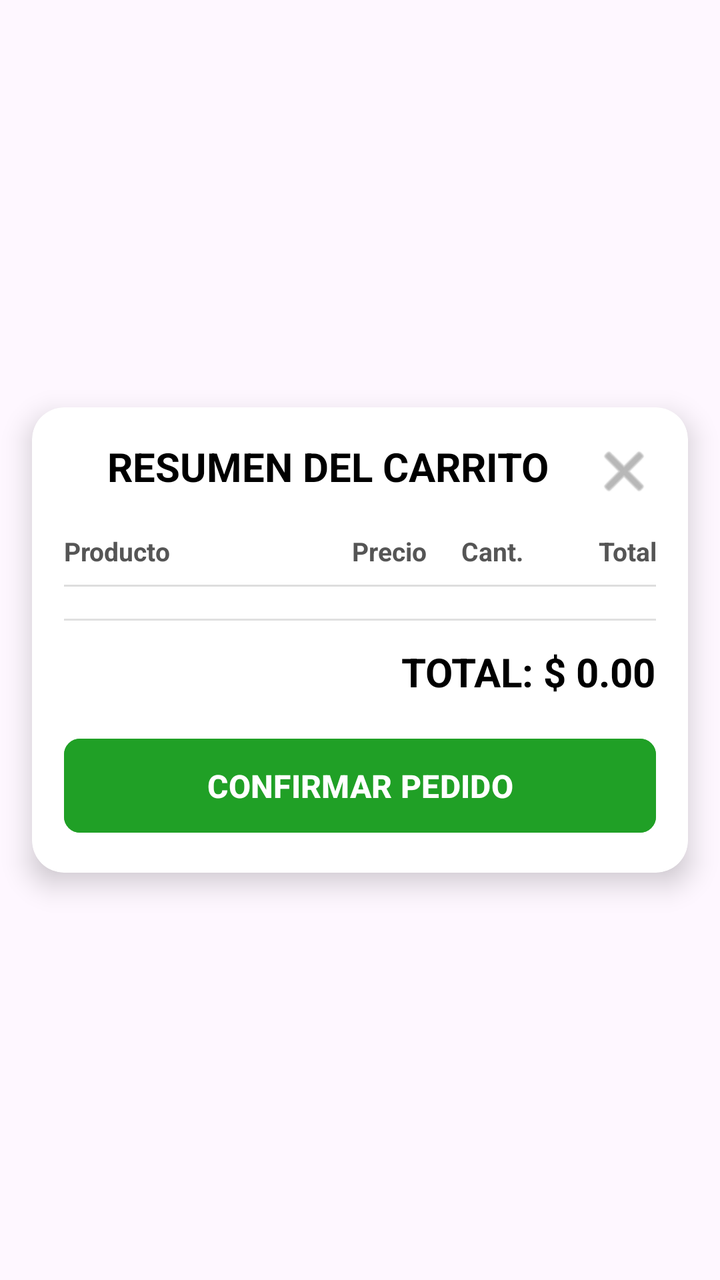
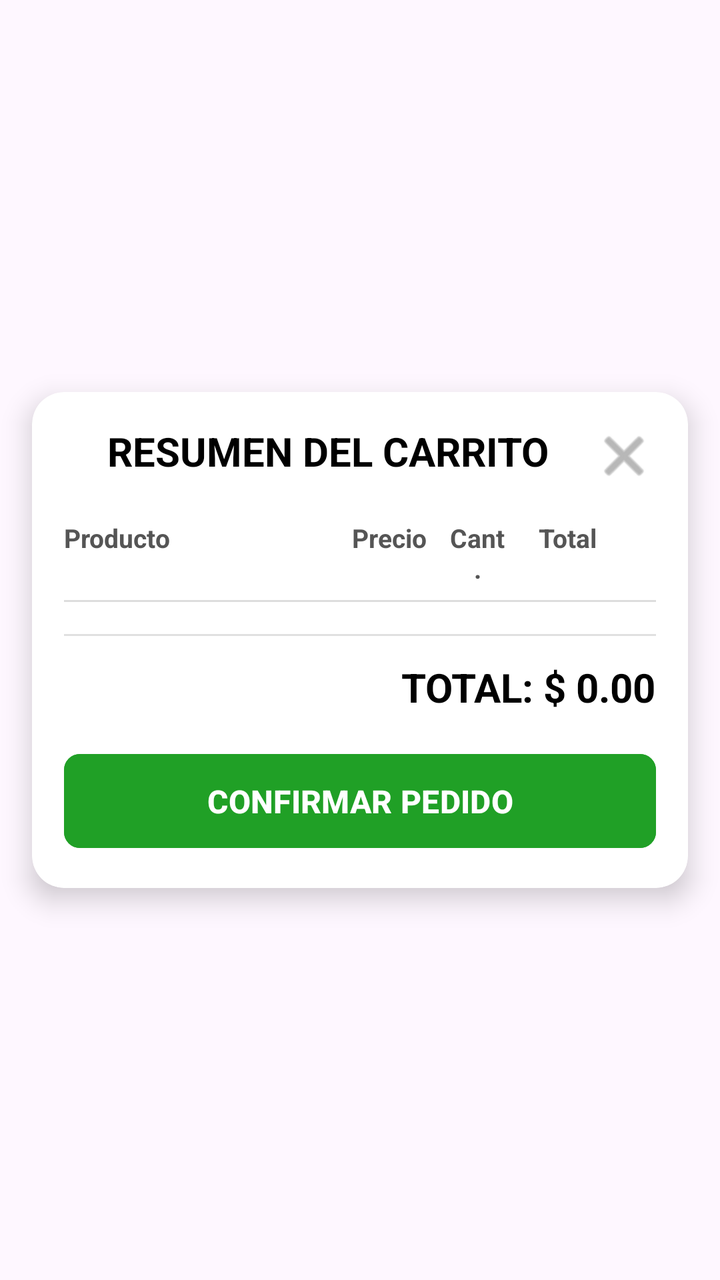

Screens rendered from an Android XML layout before and after an edit, with the pre-edit source and the edit as a unified diff.
<!-- AndroidManifest.xml: application theme Theme.LCSRInventory -->
<!-- res/layout/popup__carrito.xml -->
<?xml version="1.0" encoding="utf-8"?>
<androidx.constraintlayout.widget.ConstraintLayout
    xmlns:android="http://schemas.android.com/apk/res/android"
    xmlns:app="http://schemas.android.com/apk/res-auto"
    android:layout_width="match_parent"
    android:layout_height="match_parent"
    android:background="@android:color/transparent">

    <androidx.cardview.widget.CardView
        android:layout_width="match_parent"
        android:layout_height="wrap_content"
        android:layout_margin="16dp"
        app:cardBackgroundColor="@android:color/white"
        app:cardCornerRadius="16dp"
        app:cardElevation="8dp"
        app:layout_constraintBottom_toBottomOf="parent"
        app:layout_constraintEnd_toEndOf="parent"
        app:layout_constraintStart_toStartOf="parent"
        app:layout_constraintTop_toTopOf="parent">

        <androidx.constraintlayout.widget.ConstraintLayout
            android:layout_width="match_parent"
            android:layout_height="wrap_content"
            android:padding="16dp">

            <TextView
                android:id="@+id/popup_cart__title"
                android:layout_width="0dp"
                android:layout_height="wrap_content"
                android:text="RESUMEN DEL CARRITO"
                android:textAlignment="center"
                android:textColor="@color/black"
                android:textSize="20sp"
                android:textStyle="bold"
                app:layout_constraintEnd_toStartOf="@+id/popup_cart__btn_close"
                app:layout_constraintStart_toStartOf="parent"
                app:layout_constraintTop_toTopOf="parent" />

            
            <TextView
                android:id="@+id/popup_cart__date"
                android:layout_width="0dp"
                android:layout_height="wrap_content"
                android:layout_marginTop="8dp"
                android:layout_marginBottom="8dp"
                android:text="Fecha: --/--/----"
                android:textAlignment="center"
                android:textColor="#757575"
                android:textSize="14sp"
                android:visibility="gone"
                app:layout_constraintEnd_toStartOf="@+id/popup_cart__btn_close"
                app:layout_constraintStart_toStartOf="parent"
                app:layout_constraintTop_toBottomOf="@+id/popup_cart__title" />

            <ImageButton
                android:id="@+id/popup_cart__btn_close"
                android:layout_width="32dp"
                android:layout_height="32dp"
                android:background="?attr/selectableItemBackgroundBorderless"
                android:src="@android:drawable/ic_menu_close_clear_cancel"
                app:layout_constraintEnd_toEndOf="parent"
                app:layout_constraintTop_toTopOf="parent"
                app:tint="#888888" />

            <LinearLayout
                android:id="@+id/popup_cart__headers"
                android:layout_width="match_parent"
                android:layout_height="wrap_content"
                android:layout_marginTop="20dp"
                android:layout_marginBottom="8dp"
                android:orientation="horizontal"
                android:weightSum="10"
                app:layout_constraintTop_toBottomOf="@+id/popup_cart__date">

                <TextView
                    android:layout_width="0dp"
                    android:layout_height="wrap_content"
                    android:layout_weight="4.5"
                    android:text="Producto"
                    android:textColor="#555555"
                    android:textSize="13sp"
                    android:textStyle="bold" />

                <TextView
                    android:layout_width="0dp"
                    android:layout_height="wrap_content"
                    android:layout_weight="2"
                    android:text="Precio"
                    android:textAlignment="center"
                    android:textColor="#555555"
                    android:textSize="13sp"
                    android:textStyle="bold" />

                <TextView
                    android:layout_width="0dp"
                    android:layout_height="wrap_content"
                    android:layout_weight="1.5"
                    android:text="Cant."
                    android:textAlignment="center"
                    android:textColor="#555555"
                    android:textSize="13sp"
                    android:textStyle="bold" />

                <TextView
                    android:layout_width="0dp"
                    android:layout_height="wrap_content"
                    android:layout_weight="2"
                    android:text="Total"
                    android:textAlignment="textEnd"
                    android:textColor="#555555"
                    android:textSize="13sp"
                    android:textStyle="bold" />
            </LinearLayout>

            <View
                android:id="@+id/popup_cart__divider"
                android:layout_width="match_parent"
                android:layout_height="1dp"
                android:layout_marginTop="8dp"
                android:background="#DDDDDD"
                app:layout_constraintTop_toBottomOf="@+id/popup_cart__headers" />

            <androidx.recyclerview.widget.RecyclerView
                android:id="@+id/popup_cart__rv_items"
                android:layout_width="match_parent"
                android:layout_height="0dp"
                android:layout_marginTop="8dp"
                app:layout_constraintHeight_default="wrap"
                app:layout_constraintHeight_max="300dp"
                app:layout_constraintTop_toBottomOf="@+id/popup_cart__divider" />

            <View
                android:id="@+id/popup_cart__divider2"
                android:layout_width="match_parent"
                android:layout_height="1dp"
                android:layout_marginTop="8dp"
                android:background="#E0E0E0"
                app:layout_constraintTop_toBottomOf="@+id/popup_cart__rv_items" />

            <TextView
                android:id="@+id/popup_cart__txt_total"
                android:layout_width="wrap_content"
                android:layout_height="wrap_content"
                android:layout_marginTop="12dp"
                android:text="TOTAL: $ 0.00"
                android:textColor="@color/black"
                android:textSize="20sp"
                android:textStyle="bold"
                app:layout_constraintEnd_toEndOf="parent"
                app:layout_constraintTop_toBottomOf="@+id/popup_cart__divider2" />

            <com.google.android.material.button.MaterialButton
                android:id="@+id/popup_cart__btn_confirm"
                android:layout_width="match_parent"
                android:layout_height="55dp"
                android:layout_marginTop="16dp"
                android:backgroundTint="@color/green"
                android:text="CONFIRMAR PEDIDO"
                android:textColor="@android:color/white"
                android:textSize="16sp"
                android:textStyle="bold"
                app:cornerRadius="8dp"
                app:layout_constraintTop_toBottomOf="@+id/popup_cart__txt_total" />

        </androidx.constraintlayout.widget.ConstraintLayout>
    </androidx.cardview.widget.CardView>
</androidx.constraintlayout.widget.ConstraintLayout>
<!-- resources referenced by this layout -->
<resources>
  <color name="black">#FF000000</color>
  <color name="green">#20A026</color>
  <style name="Theme.LCSRInventory" parent="Base.Theme.LCSRInventory" />
  <style name="Base.Theme.LCSRInventory" parent="Theme.Material3.DayNight.NoActionBar">
          
          
      </style>
</resources>

<!-- the commit's change to res/layout/popup__carrito.xml (unified diff, before → after) -->
@@ -94,7 +94,7 @@
                 <TextView
                     android:layout_width="0dp"
                     android:layout_height="wrap_content"
-                    android:layout_weight="1.5"
+                    android:layout_weight="1"
                     android:text="Cant."
                     android:textAlignment="center"
                     android:textColor="#555555"
@@ -104,12 +104,18 @@
                 <TextView
                     android:layout_width="0dp"
                     android:layout_height="wrap_content"
-                    android:layout_weight="2"
+                    android:layout_weight="1.5"
                     android:text="Total"
                     android:textAlignment="textEnd"
                     android:textColor="#555555"
                     android:textSize="13sp"
                     android:textStyle="bold" />
+
+                
+                <TextView
+                    android:layout_width="0dp"
+                    android:layout_height="wrap_content"
+                    android:layout_weight="1" />
             </LinearLayout>
 
             <View
